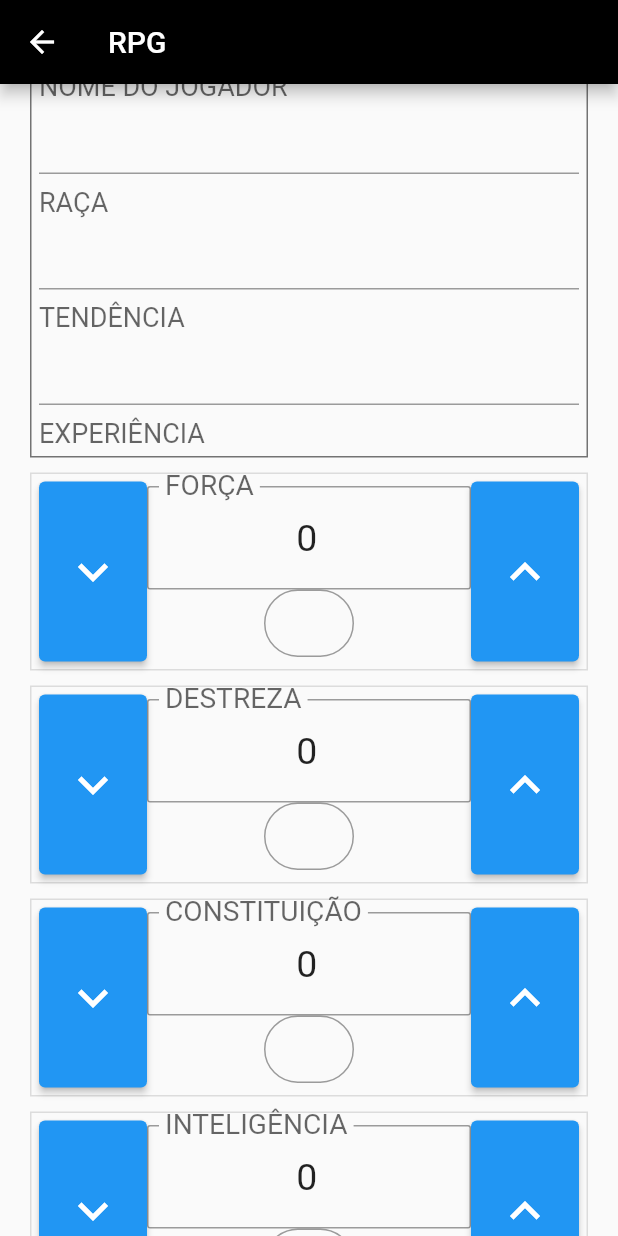
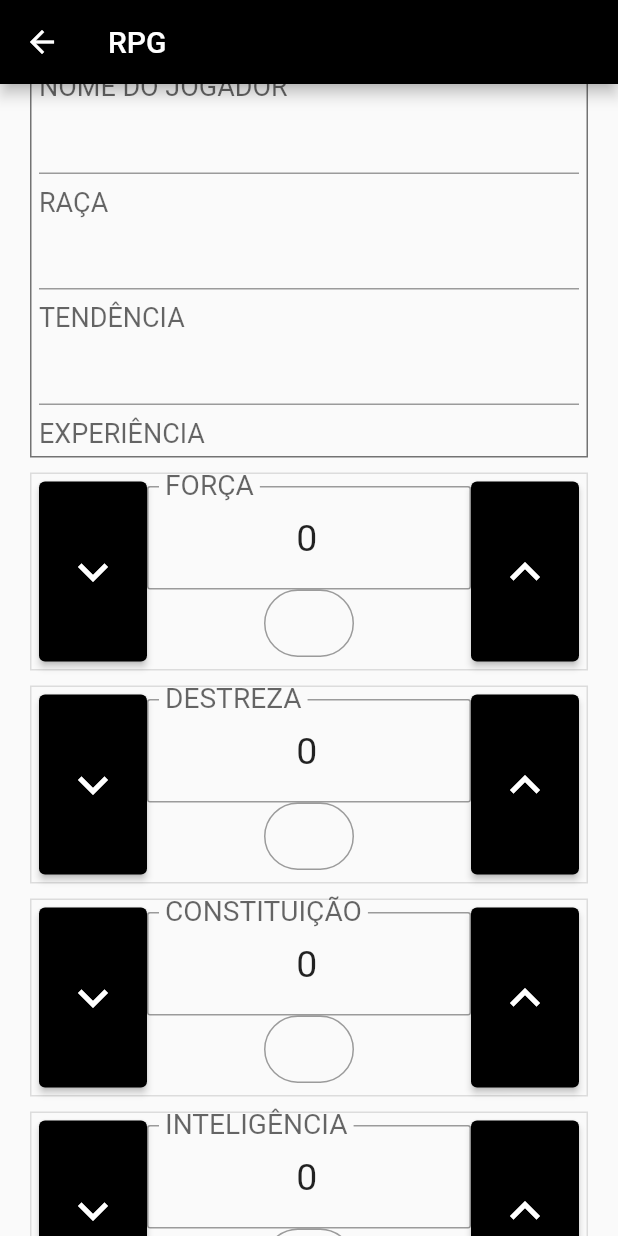
Before and after one commit to wellitonscheer/aplicativo-esportes-cti4, a Flutter app: the PrincipalRpg screen opened directly, scrolled down 576 dp, on a phone screen of 412 x 824 dp. Run offline on Flutter 3.47's test engine with Material 2 defaults, Android fonts, the phone set to English and light mode, and no system bars; our stand-ins replace cloud_firestore, firebase_auth, firebase_core, nice_buttons; accounts and stored records are empty.

Commit message:
ai pai para

```diff
--- a/aplicativo_esportes_cti4_app/lib/rpg/Atributos.dart
+++ b/aplicativo_esportes_cti4_app/lib/rpg/Atributos.dart
@@ -37,7 +37,7 @@ class _AtributosState extends State<Atributos> {
               child: ElevatedButton(
                   style: ButtonStyle(
                     iconSize: MaterialStateProperty.all(40),
-                    padding: MaterialStateProperty.all(EdgeInsets.all(5)),
+                    padding: MaterialStateProperty.all(EdgeInsets.all(5)), backgroundColor: MaterialStateProperty.all(Colors.black)
                   ),
                   onPressed: (){
                     _valor--;
@@ -82,10 +82,12 @@ class _AtributosState extends State<Atributos> {
           Expanded(
             child: SizedBox(
               height: 120,
-              child: ElevatedButton(
+              child:
+              ElevatedButton(
                 style: ButtonStyle(
                   iconSize: MaterialStateProperty.all(40),
-                      padding: MaterialStateProperty.all(EdgeInsets.all(5))
+                  padding: MaterialStateProperty.all(EdgeInsets.all(5)),
+                  backgroundColor: MaterialStateProperty.all(Colors.black)
                 ),
                 onPressed: (){
                   _valor++;
```
Lines whose indentation alone changed are shown as unchanged.
